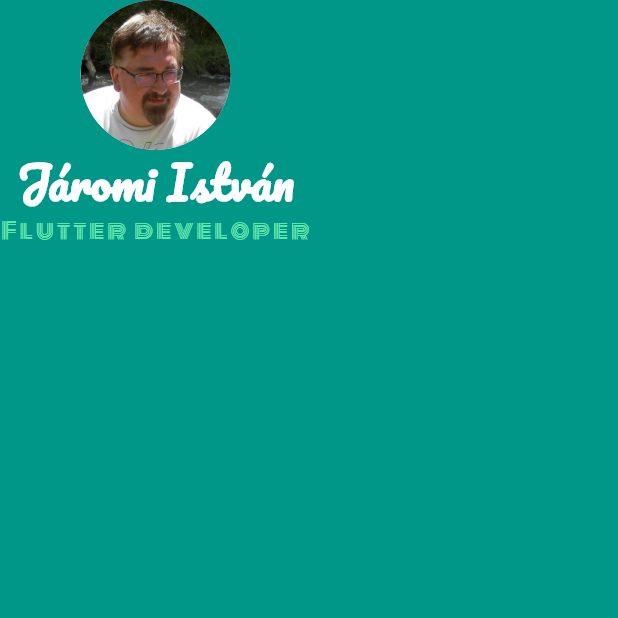
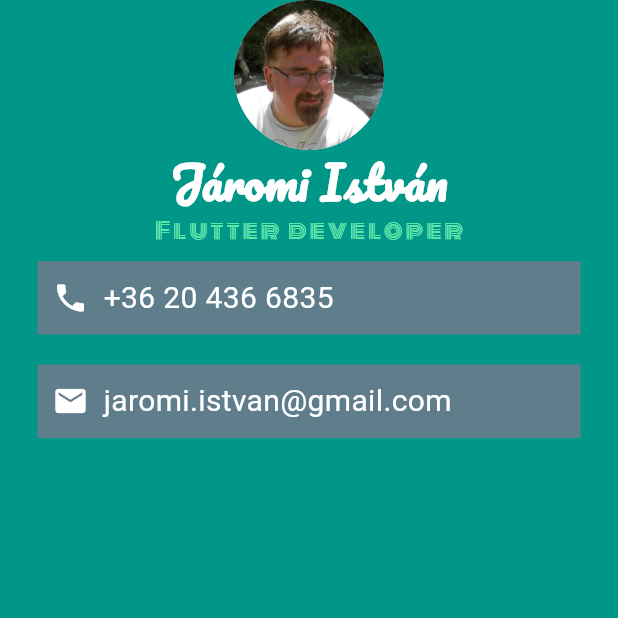
Before and after one commit to jepisti/nevjegykartya, a Flutter app: the screen it shows after launch, on a phone screen of 412 x 824 dp, the top half of it. Run offline on Flutter 3.47's test engine with Material 2 defaults, Android fonts, the light colour scheme and no system bars.

Commit message:
Phone and email box

```diff
--- a/lib/main.dart
+++ b/lib/main.dart
@@ -16,17 +16,17 @@ class MyApp extends StatelessWidget {
         colorScheme: ColorScheme.fromSeed(seedColor: Colors.deepPurple),
         useMaterial3: true,
       ),
-      home: const Scaffold(
+      home: Scaffold(
         backgroundColor: Colors.teal,
         body: SafeArea(
           child: Column(
             children: <Widget>[
-              CircleAvatar(
+              const CircleAvatar(
                 radius: 50.0,
                 //backgroundColor: Colors.red,
                 backgroundImage: AssetImage('images/jaromi1.jpg'),
               ),
-              Text(
+              const Text(
                 'Járomi István',
                 style: TextStyle(
                   fontSize: 30.0,
@@ -35,7 +35,7 @@ class MyApp extends StatelessWidget {
                   fontWeight: FontWeight.bold,
                 ),
               ),
-              Text(
+              const Text(
                 'Flutter developer',
                 style: TextStyle(
                     fontSize: 15.0,
@@ -45,6 +45,58 @@ class MyApp extends StatelessWidget {
                     //fontWeight: FontWeight.bold,
                     ),
               ),
+              Container(
+                color: Colors.blueGrey,
+                padding: const EdgeInsets.all(10.0),
+                margin: const EdgeInsets.symmetric(
+                  vertical: 10.0,
+                  horizontal: 25.0,
+                ),
+                child: const Row(
+                  children: [
+                    Icon(
+                      Icons.phone,
+                      color: Colors.white,
+                    ),
+                    SizedBox(
+                      width: 10.0,
+                    ),
+                    Text(
+                      '+36 20 436 6835',
+                      style: TextStyle(
+                        color: Colors.white,
+                        fontSize: 20.0,
+                      ),
+                    ),
+                  ],
+                ),
+              ),
+              Container(
+                color: Colors.blueGrey,
+                padding: const EdgeInsets.all(10.0),
+                margin: const EdgeInsets.symmetric(
+                  vertical: 10.0,
+                  horizontal: 25.0,
+                ),
+                child: const Row(
+                  children: [
+                    Icon(
+                      Icons.email,
+                      color: Colors.white,
+                    ),
+                    SizedBox(
+                      width: 10.0,
+                    ),
+                    Text(
+                      'jaromi.istvan@gmail.com',
+                      style: TextStyle(
+                        color: Colors.white,
+                        fontSize: 20.0,
+                      ),
+                    ),
+                  ],
+                ),
+              ),
             ],
           ),
         ),
```
